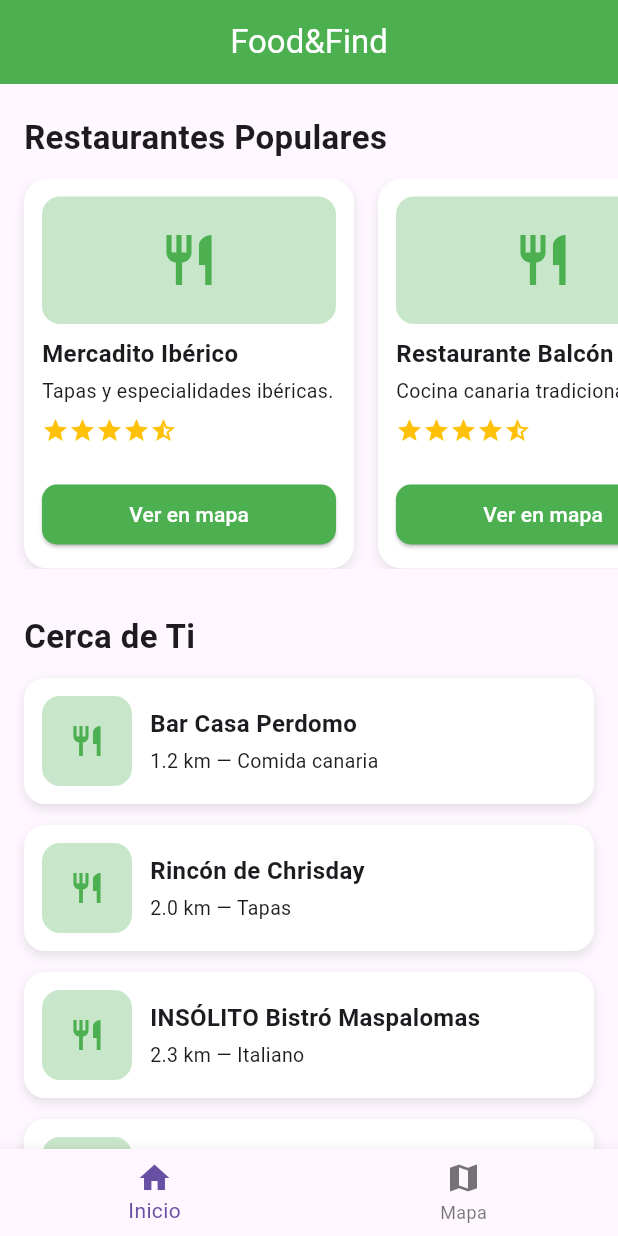
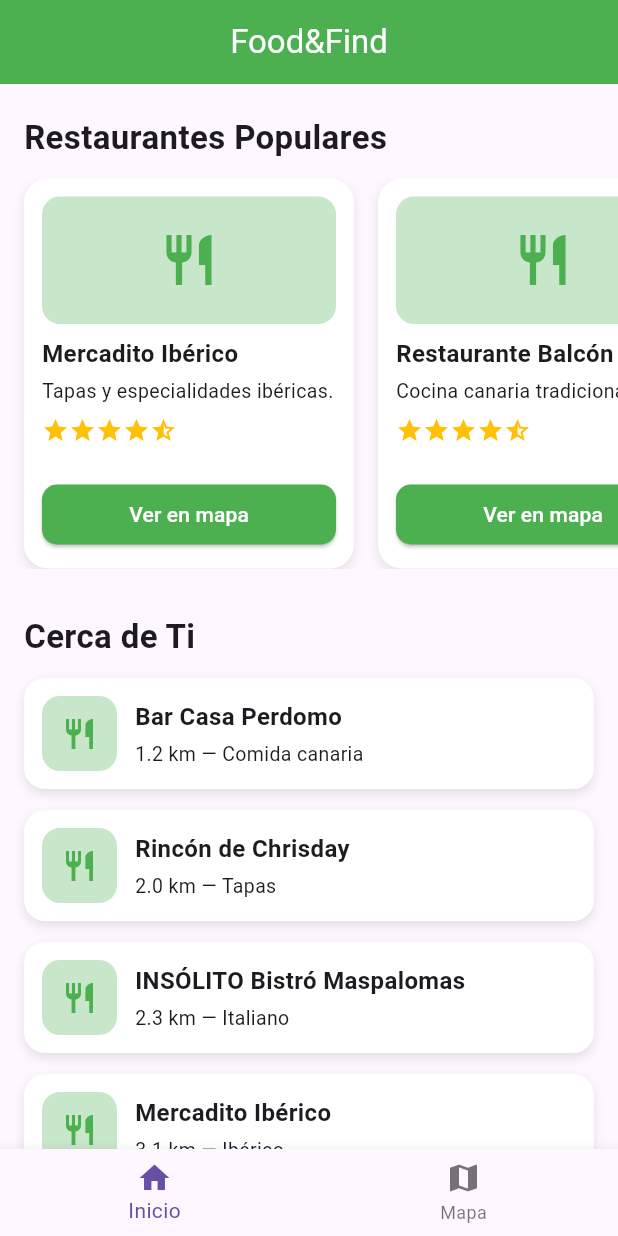
Before and after one commit to Hector5472/prueba, a Flutter app: the screen it shows after launch, on a phone screen of 412 x 824 dp. Run offline on Flutter 3.47's test engine with Material 3 defaults, Android fonts, the phone set to English and light mode, and no system bars; our stand-ins replace cloud_firestore, firebase_core, google_maps_flutter; accounts and stored records are empty.

Commit message:
Actualizar comentarios y ajustar dimensiones en la sección de restaurantes

```diff
--- a/lib/main.dart
+++ b/lib/main.dart
@@ -132,7 +132,7 @@ class HomeScreen extends StatelessWidget {
           children: [
             const SizedBox(height: 20),
 
-            // Título de la sección
+            // Sección: Restaurantes Populares
             const Padding(
               padding: EdgeInsets.symmetric(horizontal: 16),
               child: Text(
@@ -245,9 +245,9 @@ class HomeScreen extends StatelessWidget {
 
             const SizedBox(height: 30),
 
-            // ---------------------------------------------
-// SECCIÓN: Restaurantes Cerca de Ti
-// ---------------------------------------------
+
+// SECCIÓN: Restaurantes cerca de ti
+
 Padding(
   padding: const EdgeInsets.symmetric(horizontal: 16),
   child: const Text(
@@ -285,8 +285,8 @@ ListView.builder(
       child: Row(
         children: [
           Container(
-            height: 60,
-            width: 60,
+            height: 50,
+            width: 50,
             decoration: BoxDecoration(
               color: Colors.green.shade100,
               borderRadius: BorderRadius.circular(12),
```
